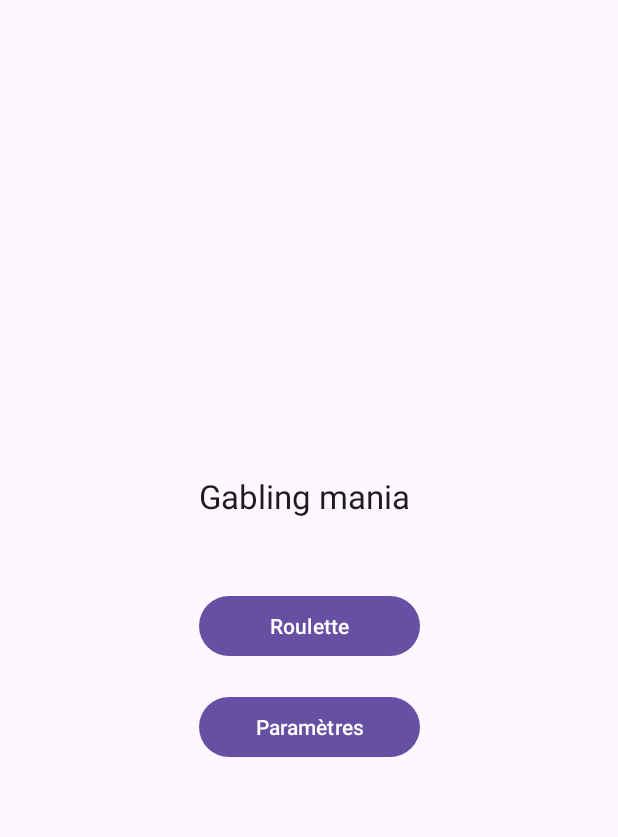
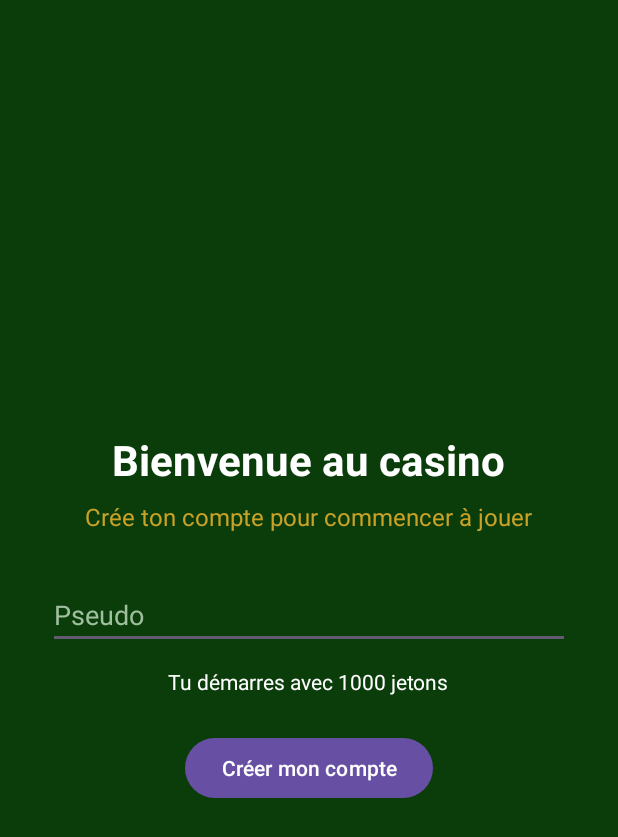
Before and after one commit to Nerbyfile/Gambling_Mania, an Android app: the screen it shows after launch (MainActivity before the commit, Account_activity after it), on a phone screen of 412 x 824 dp. Shown: the top 837 px of the screen. Run offline under Robolectric (Android 15) with nearby library versions, the phone set to English and light mode, and no system bars.

Commit message:
Player creation when 1st start / save player on device

```diff
--- a/app/src/main/AndroidManifest.xml
+++ b/app/src/main/AndroidManifest.xml
@@ -29,6 +29,11 @@
             android:name=".Roulette_rotate_activity"
             android:exported="false"
             android:windowSoftInputMode="adjustResize" />
+        <activity
+            android:name=".Account_activity"
+            android:exported="false"
+            android:windowSoftInputMode="adjustResize" />
+
     </application>
 
 </manifest>
--- /dev/null
+++ b/app/src/main/java/com/example/my_application_sandbox/Account_activity.java
@@ -0,0 +1,66 @@
+package com.example.my_application_sandbox;
+
+import android.content.Intent;
+import android.os.Bundle;
+import android.view.inputmethod.EditorInfo;
+import android.widget.Button;
+import android.widget.EditText;
+
+import androidx.activity.EdgeToEdge;
+import androidx.appcompat.app.AppCompatActivity;
+import androidx.core.graphics.Insets;
+import androidx.core.view.ViewCompat;
+import androidx.core.view.WindowInsetsCompat;
+
+public class Account_activity extends AppCompatActivity {
+
+    private static final int START_BANK = 1000;
+
+    private EditText editName;
+
+    @Override
+    protected void onCreate(Bundle savedInstanceState) {
+        super.onCreate(savedInstanceState);
+        EdgeToEdge.enable(this);
+        setContentView(R.layout.activity_account);
+        ViewCompat.setOnApplyWindowInsetsListener(findViewById(R.id.main), (v, insets) -> {
+            Insets systemBars = insets.getInsets(WindowInsetsCompat.Type.systemBars());
+            int padding = (int) (32 * getResources().getDisplayMetrics().density);
+            v.setPadding(systemBars.left + padding, systemBars.top + padding,
+                    systemBars.right + padding, systemBars.bottom + padding);
+            return insets;
+        });
+
+        editName = findViewById(R.id.edit_name);
+        Button btnCreate = findViewById(R.id.btn_create);
+
+        btnCreate.setOnClickListener(v -> createAccount());
+        editName.setOnEditorActionListener((v, actionId, event) -> {
+            if (actionId == EditorInfo.IME_ACTION_DONE) {
+                createAccount();
+                return true;
+            }
+            return false;
+        });
+    }
+
+    private void createAccount() {
+        String name = editName.getText().toString().trim();
+
+        if (name.length() < 2) {
+            editName.setError("2 caractères minimum");
+            return;
+        }
+        if (!name.matches("[\\p{L}0-9 _.-]+")) {
+            editName.setError("Lettres, chiffres, espaces, - _ . uniquement");
+            return;
+        }
+
+        Player player = Player.create(name, START_BANK);
+        PlayerStore.save(this, player);
+        Player.setCurrent(player);
+
+        startActivity(new Intent(this, MainActivity.class));
+        finish();
+    }
+}
--- a/app/src/main/java/com/example/my_application_sandbox/MainActivity.java
+++ b/app/src/main/java/com/example/my_application_sandbox/MainActivity.java
@@ -17,6 +17,17 @@ public class MainActivity extends AppCompatActivity {
     @Override
     protected void onCreate(Bundle savedInstanceState) {
         super.onCreate(savedInstanceState);
+
+        if (!Player.hasCurrent()) {
+            Player saved = PlayerStore.load(this);
+            if (saved == null) {                       // première ouverture : pas de compte
+                startActivity(new Intent(this, Account_activity.class));
+                finish();
+                return;
+            }
+            Player.setCurrent(saved);                  // compte existant : on le recharge
+        }
+
         EdgeToEdge.enable(this);
         setContentView(R.layout.activity_main);
         ViewCompat.setOnApplyWindowInsetsListener(findViewById(R.id.main), (v, insets) -> {
@@ -26,8 +37,7 @@ public class MainActivity extends AppCompatActivity {
         });
     }
     public void enterRoulette(View view){
-        Player player = Player.create("Invité", 1000);   // nouveau joueur avec 1000 de solde
-        Roulette_player.newSession(player);
+        Roulette_player.newSession(Player.current());
         Intent intent = new Intent(this, Roulette_activity.class);
         startActivity(intent);
     }
--- a/app/src/main/java/com/example/my_application_sandbox/Player.java
+++ b/app/src/main/java/com/example/my_application_sandbox/Player.java
@@ -39,6 +39,11 @@ public class Player {
         return current;
     }
 
+    /** Vrai si un joueur courant est déjà défini en mémoire. */
+    public static boolean hasCurrent() {
+        return current != null;
+    }
+
     public static void setCurrent(Player player) {
         current = player;
     }
--- /dev/null
+++ b/app/src/main/java/com/example/my_application_sandbox/PlayerStore.java
@@ -0,0 +1,46 @@
+package com.example.my_application_sandbox;
+
+import android.content.Context;
+import android.content.SharedPreferences;
+
+/** Sauvegarde locale du joueur. À remplacer par Room plus tard : seul ce fichier changera. */
+public final class PlayerStore {
+
+    private static final String PREFS = "player_store";
+    private static final String K_ID = "id";
+    private static final String K_NAME = "name";
+    private static final String K_BANK = "bank";
+    private static final String K_CREATED = "created_at";
+
+    private PlayerStore() { }
+
+    private static SharedPreferences prefs(Context ctx) {
+        return ctx.getApplicationContext().getSharedPreferences(PREFS, Context.MODE_PRIVATE);
+    }
+
+    /** Retourne le joueur enregistré, ou null si aucun compte n'existe (première ouverture). */
+    public static Player load(Context ctx) {
+        SharedPreferences sp = prefs(ctx);
+        if (!sp.contains(K_NAME)) return null;
+        Player p = new Player();
+        p.setId(sp.getLong(K_ID, 1L));
+        p.setName(sp.getString(K_NAME, "Joueur"));
+        p.setBank(sp.getInt(K_BANK, 0));
+        p.setCreatedAt(sp.getLong(K_CREATED, 0L));
+        return p;
+    }
+
+    public static void save(Context ctx, Player p) {
+        if (p.getId() == 0) p.setId(1L);   // compte local unique ; l'id sera attribué par Room plus tard
+        prefs(ctx).edit()
+                .putLong(K_ID, p.getId())
+                .putString(K_NAME, p.getName())
+                .putInt(K_BANK, p.getBank())
+                .putLong(K_CREATED, p.getCreatedAt())
+                .apply();
+    }
+
+    public static void clear(Context ctx) {
+        prefs(ctx).edit().clear().apply();
+    }
+}
--- a/app/src/main/java/com/example/my_application_sandbox/Roulette_activity.java
+++ b/app/src/main/java/com/example/my_application_sandbox/Roulette_activity.java
@@ -292,4 +292,10 @@ public class Roulette_activity extends AppCompatActivity {
         out[0] = sumX / count;
         out[1] = sumY / count;
     }
+
+    @Override
+    protected void onDestroy() {
+        super.onDestroy();
+        if (isFinishing()) player.removeAllBets();
+    }
 }
--- a/app/src/main/java/com/example/my_application_sandbox/Roulette_rotate_activity.java
+++ b/app/src/main/java/com/example/my_application_sandbox/Roulette_rotate_activity.java
@@ -78,6 +78,7 @@ public class Roulette_rotate_activity extends AppCompatActivity {
                 @Override public void onAnimationEnd(Animator animation) {
                     btnSpin.setEnabled(true);
                     int payout = player.settle(winning);   // crédite les gains et vide les paris
+                    PlayerStore.save(btnSpin.getContext(), player.getPlayer());   // paris vidés : sûr de sauvegarder
                     String msg = "Numéro : " + winning
                             + (payout > 0 ? " — tu récupères " + payout : " — perdu")
                             + "\nSolde : " + player.getBank();
--- /dev/null
+++ b/app/src/main/res/layout/activity_account.xml
@@ -0,0 +1,54 @@
+<?xml version="1.0" encoding="utf-8"?>
+<LinearLayout xmlns:android="http://schemas.android.com/apk/res/android"
+    android:id="@+id/main"
+    android:layout_width="match_parent"
+    android:layout_height="match_parent"
+    android:background="#0B3D0B"
+    android:gravity="center"
+    android:orientation="vertical"
+    android:padding="32dp">
+
+    <TextView
+        android:layout_width="wrap_content"
+        android:layout_height="wrap_content"
+        android:text="Bienvenue au casino"
+        android:textColor="#FFFFFF"
+        android:textSize="28sp"
+        android:textStyle="bold" />
+
+    <TextView
+        android:layout_width="wrap_content"
+        android:layout_height="wrap_content"
+        android:layout_marginTop="8dp"
+        android:text="Crée ton compte pour commencer à jouer"
+        android:textColor="#C9A227"
+        android:textSize="16sp" />
+
+    <EditText
+        android:id="@+id/edit_name"
+        android:layout_width="match_parent"
+        android:layout_height="wrap_content"
+        android:layout_marginTop="32dp"
+        android:hint="Pseudo"
+        android:imeOptions="actionDone"
+        android:inputType="textPersonName"
+        android:maxLength="16"
+        android:singleLine="true"
+        android:textColor="#FFFFFF"
+        android:textColorHint="#9FBF9F" />
+
+    <TextView
+        android:layout_width="wrap_content"
+        android:layout_height="wrap_content"
+        android:layout_marginTop="12dp"
+        android:text="Tu démarres avec 1000 jetons"
+        android:textColor="#FFFFFF"
+        android:textSize="14sp" />
+
+    <Button
+        android:id="@+id/btn_create"
+        android:layout_width="wrap_content"
+        android:layout_height="wrap_content"
+        android:layout_marginTop="24dp"
+        android:text="Créer mon compte" />
+</LinearLayout>
```
Also changed, not shown: 1 other file.
